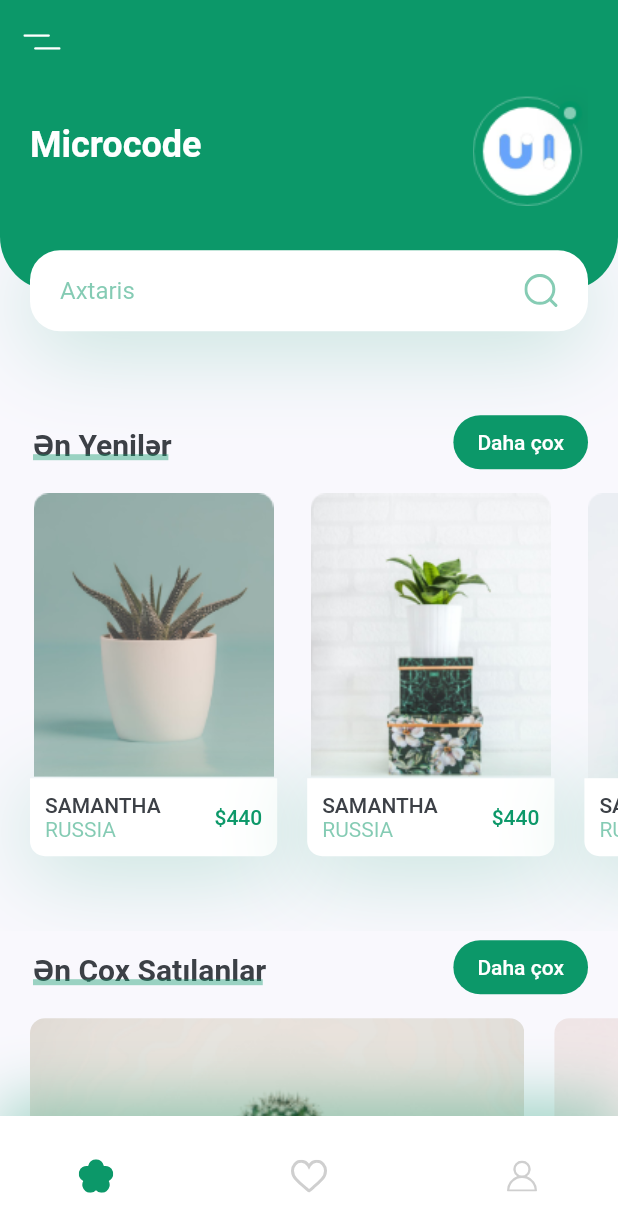
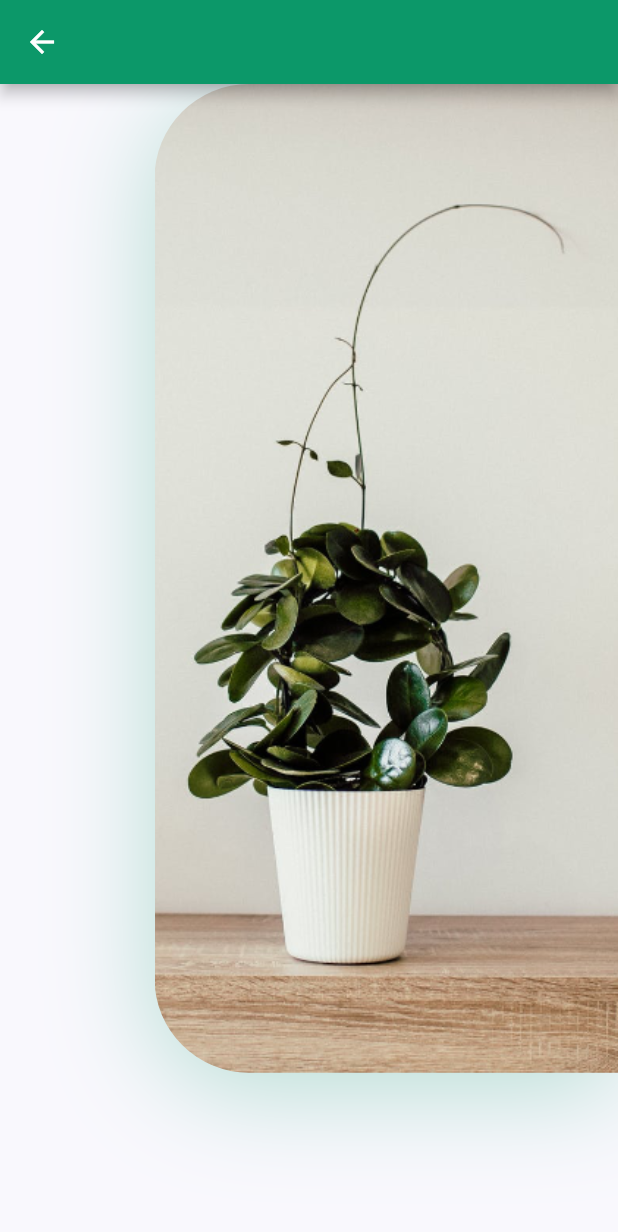
Before and after one commit to ilkinvaliyev/plant_app, a Flutter app: the screen it shows after launch, after a tap on an icon or button, on a phone screen of 412 x 824 dp. Shown: the top 1232 px of the screen. Run offline on Flutter 3.47's test engine with Material 2 defaults, Android fonts, the phone set to English and light mode, and no system bars; our stand-ins replace flutter_svg.

Commit message:
detail sehifesi hazirlanir

```diff
--- /dev/null
+++ b/lib/screens/details/components/body.dart
@@ -0,0 +1,42 @@
+import 'package:flutter/material.dart';
+import 'package:plant_app/constants.dart';
+
+class Body extends StatelessWidget {
+  @override
+  Widget build(BuildContext context) {
+    Size size = MediaQuery.of(context).size;
+    return Column(
+      children: <Widget>[
+        Row(
+          children: <Widget>[
+            Expanded(
+              child: Column(),
+            ),
+            Container(
+              height: size.height * 0.8,
+              width: size.width * 0.75,
+              decoration: BoxDecoration(
+                borderRadius: BorderRadius.only(
+                  topLeft: Radius.circular(63),
+                  bottomLeft: Radius.circular(63),
+                ),
+                boxShadow: [
+                  BoxShadow(
+                    offset: Offset(0,10),
+                    blurRadius: 60,
+                    color: kPrimaryColor.withOpacity(0.29)
+                  )
+                ],
+                image: DecorationImage(
+                  alignment: Alignment.centerLeft,
+                  fit: BoxFit.cover,
+                  image: AssetImage("assets/images/img.png")
+                )
+              ),
+            )
+          ],
+        )
+      ],
+    );
+  }
+}
--- /dev/null
+++ b/lib/screens/details/components/details_screen.dart
@@ -0,0 +1,14 @@
+import 'package:flutter/material.dart';
+import 'package:plant_app/screens/details/components/body.dart';
+
+class DetailsScreen extends StatelessWidget {
+  @override
+  Widget build(BuildContext context) {
+    return Scaffold(
+      appBar: AppBar(
+
+      ),
+      body: Body(),
+    );
+  }
+}
--- a/lib/screens/home/components/recommend_plants.dart
+++ b/lib/screens/home/components/recommend_plants.dart
@@ -1,5 +1,6 @@
 import 'package:flutter/material.dart';
 import 'package:plant_app/constants.dart';
+import 'package:plant_app/screens/details/components/details_screen.dart';
 
 
 class RecommendPlants extends StatelessWidget {
@@ -19,7 +20,7 @@ class RecommendPlants extends StatelessWidget {
             country: "RUSSIA",
             price: 440,
             press: (){
-              debugPrint("clicked all div");
+              Navigator.of(context).push(MaterialPageRoute(builder: (context)=>DetailsScreen()));
             },
           ),
           RecomendPlantCard(
@@ -28,7 +29,7 @@ class RecommendPlants extends StatelessWidget {
             country: "RUSSIA",
             price: 440,
             press: (){
-              debugPrint("clicked all div");
+              Navigator.of(context).push(MaterialPageRoute(builder: (context)=>DetailsScreen()));
             },
           ),
           RecomendPlantCard(
@@ -37,7 +38,7 @@ class RecommendPlants extends StatelessWidget {
             country: "RUSSIA",
             price: 440,
             press: (){
-              debugPrint("clicked all div");
+              Navigator.of(context).push(MaterialPageRoute(builder: (context)=>DetailsScreen()));
             },
           ),
         ],
```
